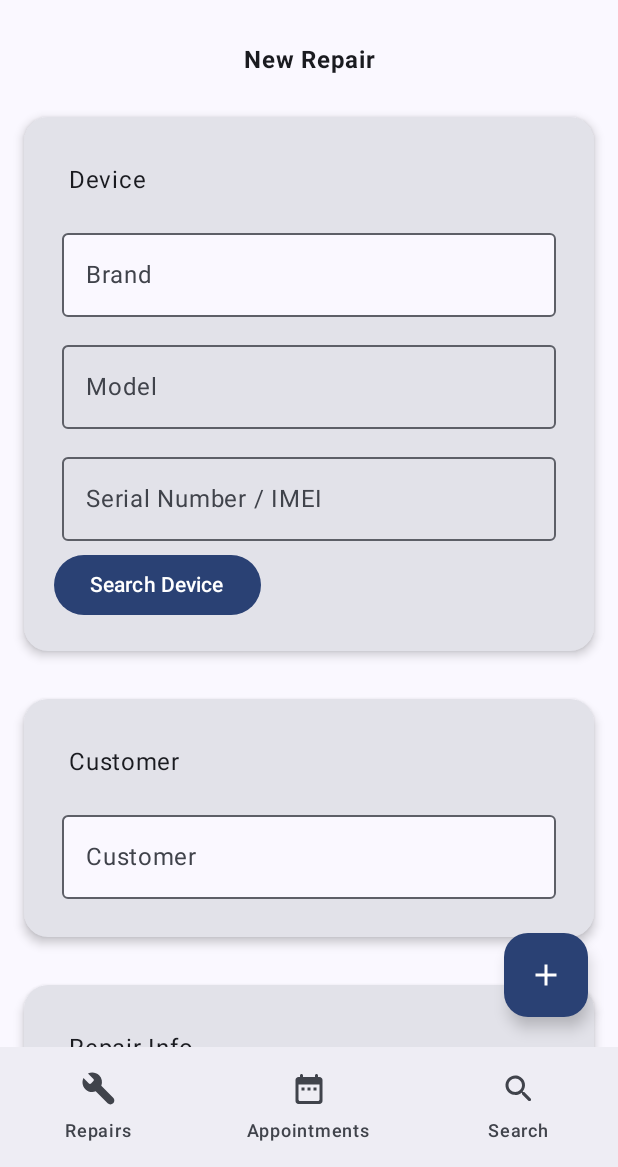
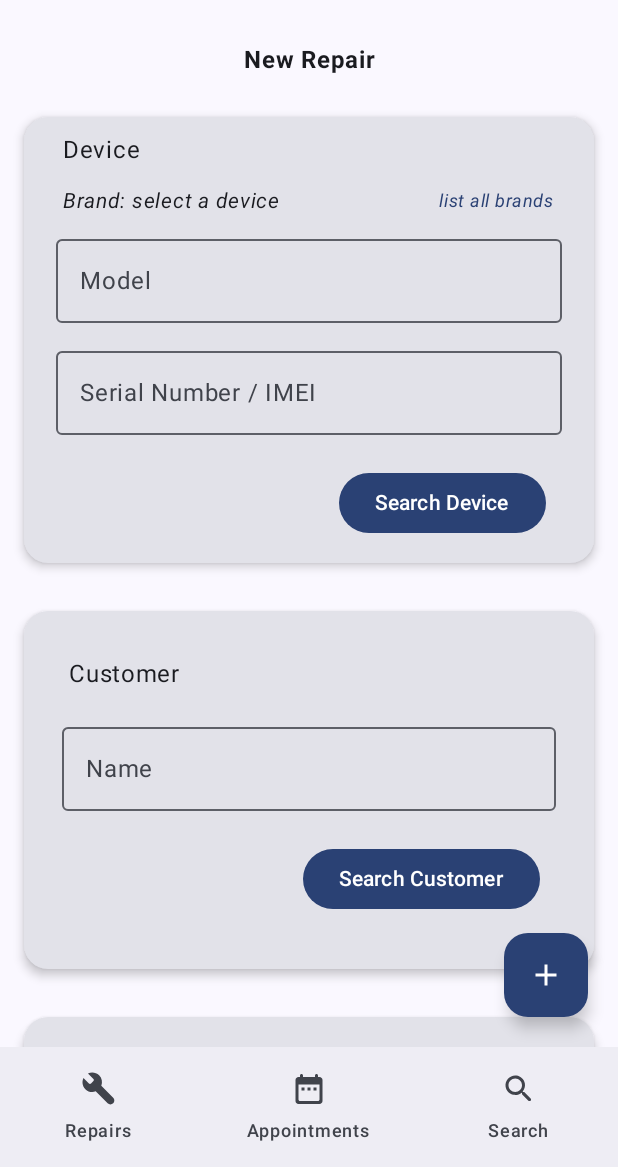
Before and after one commit to jfjoao12/simplrepair, an Android app built with Jetpack Compose: the InsertRepairScreen screen opened through its navigation route, on a phone screen of 412 x 824 dp, the part 69-1236 px from its top. Run offline under Robolectric (Android 15) with nearby library versions, the phone set to English and light mode, and no system bars; our stand-ins replace Room's generated code; 4 statements that could not run were skipped.

Commit message:
Added getBrandById() method to PhoneModelsDAO, removed extra space from PhoneBrandsDAO, refactored GeneralCard to RepairCard, tweaked and modified UI from InsertRepairScreen, now the customer selection is done by searching for a name.

```diff
--- a/app/src/main/java/com/example/project_simplrepair/DB/AppDataBase.kt
+++ b/app/src/main/java/com/example/project_simplrepair/DB/AppDataBase.kt
@@ -18,7 +18,7 @@ import com.example.project_simplrepair.Models.*
             PhoneModels::class,
             PhoneSpecs::class
         ],
-    version = 20,
+    version = 21,
     exportSchema = false
 )
 //@TypeConverters(Converters::class)
--- a/app/src/main/java/com/example/project_simplrepair/DB/CustomerDAO.kt
+++ b/app/src/main/java/com/example/project_simplrepair/DB/CustomerDAO.kt
@@ -5,6 +5,7 @@ import androidx.room.Insert
 import androidx.room.OnConflictStrategy
 import androidx.room.Query
 import com.example.project_simplrepair.Models.Customer
+import com.example.project_simplrepair.Models.PhoneModels
 import kotlinx.coroutines.flow.Flow
 
 @Dao
@@ -17,4 +18,7 @@ interface CustomerDAO {
 
     @Query("SELECT * FROM customers_table")
     fun getAllNames(): Flow<List<Customer>>
+
+    @Query("SELECT * FROM customers_table WHERE customer_name LIKE '%' || :customerName || '%'")
+    fun getCustomerByName(customerName: String): Flow<List<Customer>>
 }
--- a/app/src/main/java/com/example/project_simplrepair/DB/PhoneBrandsDAO.kt
+++ b/app/src/main/java/com/example/project_simplrepair/DB/PhoneBrandsDAO.kt
@@ -18,7 +18,6 @@ interface PhoneBrandsDAO {
     @Query("SELECT brand_name FROM phone_brands")
     fun getAllNames(): Flow<List<String>>
 
-
     @Query("SELECT brand_id FROM phone_brands")
     fun getAllIds(): List<Int>
 
--- a/app/src/main/java/com/example/project_simplrepair/DB/PhoneModelsDAO.kt
+++ b/app/src/main/java/com/example/project_simplrepair/DB/PhoneModelsDAO.kt
@@ -16,6 +16,13 @@ interface PhoneModelsDAO {
     @Query("SELECT * FROM phone_models_table WHERE brand_id = :id")
     fun getBrandById(id: Int): PhoneModels?
 
+    @Query("""SELECT phone_brands.brand_name
+            FROM phone_brands
+            INNER JOIN phone_models_table
+            ON phone_brands.brand_id = phone_models_table.brand_id
+            WHERE phone_brands.brand_id = :id""")
+    fun getBrandNameById(id: Int): String
+
     @Query("SELECT COUNT(*) FROM phone_models_table")
     fun checkIfExists(): Int
 
--- a/app/src/main/java/com/example/project_simplrepair/Layouts/GeneralCard.kt
+++ b/app/src/main/java/com/example/project_simplrepair/Layouts/RepairCard.kt
@@ -16,9 +16,7 @@ import androidx.compose.ui.text.font.FontStyle
 import androidx.compose.ui.text.font.FontWeight
 import androidx.compose.ui.unit.dp
 import androidx.compose.ui.unit.sp
-import androidx.navigation.NavController
 import androidx.navigation.NavHostController
-import com.example.project_simplrepair.Destination.Destination
 import com.example.project_simplrepair.Models.Repair
 import com.example.project_simplrepair.Operations.showRepairID
 import com.example.project_simplrepair.Operations.taxesCalculation
@@ -47,7 +45,7 @@ fun GeneralCard(navController: NavHostController, repairItem: Repair) {
             ) {
                 // Customer name and repair number
                 Column(
-                    modifier = Modifier.weight(1f),
+                    modifier = Modifier.weight(, 1f),
                     horizontalAlignment = Alignment.Start
                 ) {
                     Text(repairItem.costumerName, fontWeight = FontWeight.Bold)
--- a/app/src/main/java/com/example/project_simplrepair/Screen/InsertRepairScreen.kt
+++ b/app/src/main/java/com/example/project_simplrepair/Screen/InsertRepairScreen.kt
@@ -18,10 +18,13 @@ import androidx.compose.material.icons.filled.Add
 import androidx.compose.ui.Alignment
 import androidx.compose.ui.Modifier
 import androidx.compose.ui.platform.LocalContext
+import androidx.compose.ui.text.TextStyle
+import androidx.compose.ui.text.font.FontStyle
 import androidx.compose.ui.text.font.FontWeight
 import androidx.compose.ui.text.input.KeyboardType
 import androidx.compose.ui.text.style.TextAlign
 import androidx.compose.ui.unit.dp
+import androidx.compose.ui.unit.sp
 import androidx.navigation.NavController
 import kotlinx.coroutines.launch
 import com.example.project_simplrepair.DB.AppDatabase
@@ -67,7 +70,14 @@ fun InsertRepairScreen(paddingValues: PaddingValues, db: AppDatabase, navControl
     val deviceSheetState = rememberModalBottomSheetState()
     var deviceBottomModalSheet by remember { mutableStateOf(false) }
 
+    // DocStrings
+    /**
+     * Add documentation!
+     */
 
+    // Look into shared intent
+    // Charting
+    // Attach image of before
     Box(
         modifier = Modifier
             .fillMaxSize()
@@ -98,29 +108,55 @@ fun InsertRepairScreen(paddingValues: PaddingValues, db: AppDatabase, navControl
                     ) {
                         Column(
                             modifier = Modifier
-                                .padding(20.dp)
+                                .padding(start = 16.dp, end = 16.dp, top = 0.dp, bottom = 0.dp),
                         ) {
                             Text(
                                 text = "Device",
                                 modifier = Modifier.padding(10.dp)
                             )
-                            OutlinedTextField(
+//                            OutlinedTextField(
+//                                modifier = Modifier
+//                                    .fillMaxWidth()
+//                                    .padding(5.dp)
+//                                    .clickable { brandBottomModalSheet = true },
+//                                value = brand,
+//                                onValueChange = {},
+//                                label = { Text("Brand") },
+//                                readOnly = true,
+//                                enabled = false,
+//                                colors = OutlinedTextFieldDefaults.colors(
+//                                    disabledTextColor = MaterialTheme.colorScheme.onSurface,
+//                                    disabledBorderColor = MaterialTheme.colorScheme.outline,
+//                                    disabledLabelColor = MaterialTheme.colorScheme.onSurfaceVariant,
+//                                    disabledContainerColor = MaterialTheme.colorScheme.surface
+//                                )
+//                            )
+                            Row (
                                 modifier = Modifier
                                     .fillMaxWidth()
-                                    .padding(5.dp)
-                                    .clickable { brandBottomModalSheet = true },
-                                value = brand,
-                                onValueChange = {},
-                                label = { Text("Brand") },
-                                readOnly = true,
-                                enabled = false,
-                                colors = OutlinedTextFieldDefaults.colors(
-                                    disabledTextColor = MaterialTheme.colorScheme.onSurface,
-                                    disabledBorderColor = MaterialTheme.colorScheme.outline,
-                                    disabledLabelColor = MaterialTheme.colorScheme.onSurfaceVariant,
-                                    disabledContainerColor = MaterialTheme.colorScheme.surface
+                                    .padding(start = 10.dp, end = 10.dp, top = 0.dp, bottom = 0.dp),
+                                horizontalArrangement = Arrangement.SpaceBetween
+                            ) {
+                                Text (
+                                    text = if (brand == "") {
+                                        "Brand: select a device "
+                                    } else {
+                                        "Brand: $brand"
+                                    },
+                                    fontStyle = FontStyle.Italic,
+                                    fontSize = 14.sp
                                 )
-                            )
+                                Text(
+                                    text = "list all brands",
+                                    modifier = Modifier
+                                        .clickable {
+                                            brandBottomModalSheet = true
+                                        },
+                                    color = MaterialTheme.colorScheme.primary,
+                                    fontStyle = FontStyle.Italic,
+                                    fontSize = 12.sp
+                                )
+                            }
                             OutlinedTextField(
                                 modifier = Modifier
                                     .fillMaxWidth()
@@ -129,6 +165,8 @@ fun InsertRepairScreen(paddingValues: PaddingValues, db: AppDatabase, navControl
                                 onValueChange = { modelName = it },
                                 label = { Text("Model") }
                             )
+
+
                             OutlinedTextField(
                                 modifier = Modifier
                                     .fillMaxWidth()
@@ -138,10 +176,14 @@ fun InsertRepairScreen(paddingValues: PaddingValues, db: AppDatabase, navControl
                                 label = { Text("Serial Number / IMEI") }
                             )
 
+
                             Button(
                                 onClick = {
                                     deviceBottomModalSheet = true
                                 },
+                                modifier = Modifier
+                                    .align(Alignment.End)
+                                    .padding(16.dp)
                             ) {
                                 Text ("Search Device")
                             }
@@ -169,20 +211,21 @@ fun InsertRepairScreen(paddingValues: PaddingValues, db: AppDatabase, navControl
                             OutlinedTextField(
                                 modifier = Modifier
                                     .fillMaxWidth()
-                                    .padding(5.dp)
-                                    .clickable { customerBottomModalSheet = true },
+                                    .padding(5.dp),
                                 value = customerName,
-                                onValueChange = {},
-                                label = { Text("Customer") },
-                                readOnly = true,
-                                enabled = false,
-                                colors = OutlinedTextFieldDefaults.colors(
-                                    disabledTextColor = MaterialTheme.colorScheme.onSurface,
-                                    disabledBorderColor = MaterialTheme.colorScheme.outline,
-                                    disabledLabelColor = MaterialTheme.colorScheme.onSurfaceVariant,
-                                    disabledContainerColor = MaterialTheme.colorScheme.surface
-                                )
+                                onValueChange = { customerName = it },
+                                label = { Text("Name") }
                             )
+                            Button(
+                                onClick = {
+                                    customerBottomModalSheet = true
+                                },
+                                modifier = Modifier
+                                    .align(Alignment.End)
+                                    .padding(16.dp)
+                            ) {
+                                Text ("Search Customer")
+                            }
                         }
                     }
                 }
@@ -328,6 +371,7 @@ fun InsertRepairScreen(paddingValues: PaddingValues, db: AppDatabase, navControl
                                 modifier = Modifier
                                     .fillMaxWidth()
                                     .clickable {
+
                                         phoneModel = selectedDeviceModel
                                         modelName = selectedDeviceModel.phoneModelName
                                         device = Device(
@@ -336,7 +380,11 @@ fun InsertRepairScreen(paddingValues: PaddingValues, db: AppDatabase, navControl
                                             deviceSerial = serial,
                                         )
                                         GlobalScope.launch {
-                                            db.deviceDao().insert(device!!)
+                                            db
+                                                .deviceDao()
+                                                .insert(device!!)
+
+                                            brand = db.phoneModelsDAO().getBrandNameById(selectedDeviceModel.brandId)
                                         }
                                         deviceBottomModalSheet = false
                                     }
@@ -364,7 +412,7 @@ fun InsertRepairScreen(paddingValues: PaddingValues, db: AppDatabase, navControl
                         fontWeight = FontWeight.Bold,
                         modifier = Modifier.padding(bottom = 8.dp)
                     )
-                    val customerList by db.customerDao().getAllNames().collectAsState(initial = emptyList())
+                    val customerList by db.customerDao().getCustomerByName(customerName).collectAsState(initial = emptyList())
                     LazyVerticalGrid(
                         modifier = Modifier
                             .fillMaxWidth()
```
